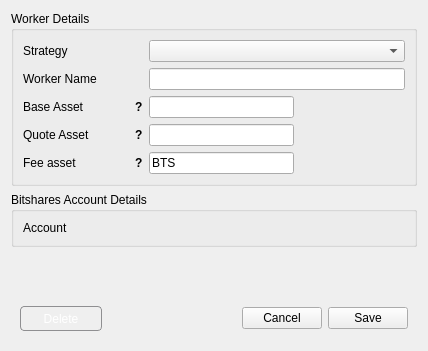
Old version of the form dexbot/views/ui/edit_worker_window.ui in the repository dezzyboy/dexbot.
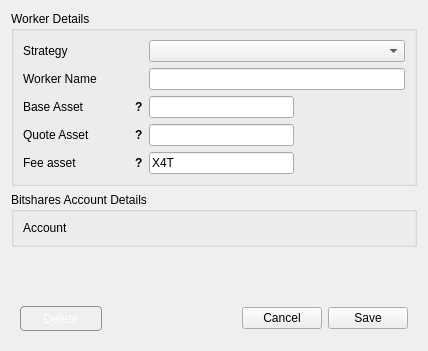
New version of the form.

The edit to the form file:
```diff
--- a/dexbot/views/ui/edit_worker_window.ui
+++ b/dexbot/views/ui/edit_worker_window.ui
@@ -375,7 +375,7 @@
          </size>
         </property>
         <property name="text">
-         <string>BTS</string>
+         <string>X4T</string>
         </property>
        </widget>
       </item>
```
